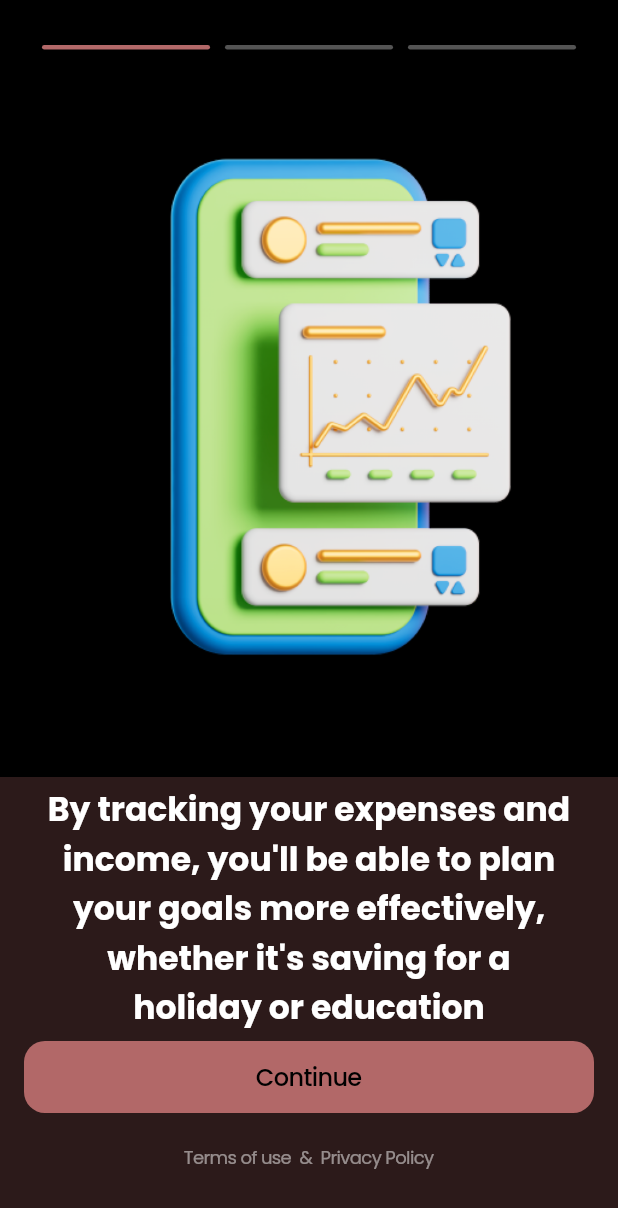
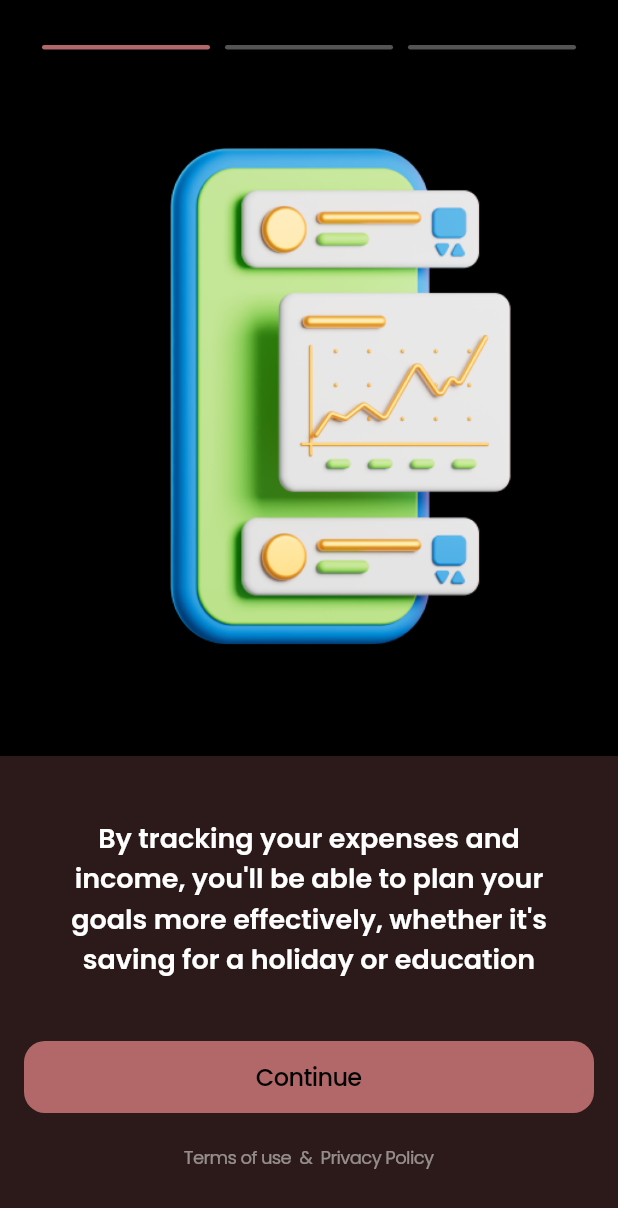
Before and after one commit to kent0505/finapp_test, a Flutter app: the screen it shows after launch, on a phone screen of 412 x 824 dp. Shown: the top 1208 px of the screen. Run offline on Flutter 3.47's test engine with Material 3 defaults, Android fonts, the phone set to English and light mode, and no system bars; our stand-ins replace cached_network_image, flutter_bloc, flutter_svg, shared_preferences, sqflite; accounts and stored records are empty.

Commit message:
ui fixes

```diff
--- a/lib/screens/onboard_screen.dart
+++ b/lib/screens/onboard_screen.dart
@@ -39,7 +39,7 @@ class _OnboardScreenState extends State<OnboardScreen> {
                 : Image.asset('assets/o$index.png'),
           ),
           Container(
-            height: 306,
+            height: 320,
             color: const Color(0xff2C1A1A),
             child: Column(
               children: [
@@ -52,8 +52,8 @@ class _OnboardScreenState extends State<OnboardScreen> {
                       textAlign: TextAlign.center,
                       style: TextStyle(
                         color: Colors.white,
-                        fontSize: 22,
-                        fontFamily: 'w700',
+                        fontSize: 18,
+                        fontFamily: 'w600',
                       ),
                     ),
                   )
@@ -67,7 +67,7 @@ class _OnboardScreenState extends State<OnboardScreen> {
                       textAlign: TextAlign.center,
                       style: const TextStyle(
                         color: Colors.white,
-                        fontSize: 22,
+                        fontSize: 18,
                         fontFamily: 'w700',
                       ),
                     ),
@@ -82,7 +82,7 @@ class _OnboardScreenState extends State<OnboardScreen> {
                       textAlign: TextAlign.center,
                       style: const TextStyle(
                         color: Colors.white,
-                        fontSize: 22,
+                        fontSize: 18,
                         fontFamily: 'w300',
                       ),
                     ),
--- a/lib/screens/tasks_screen.dart
+++ b/lib/screens/tasks_screen.dart
@@ -211,7 +211,7 @@ class _Card extends StatelessWidget {
   @override
   Widget build(BuildContext context) {
     return Container(
-      height: 256,
+      // height: 256,
       margin: const EdgeInsets.symmetric(horizontal: 14),
       decoration: BoxDecoration(
         color: const Color(0xff2C1A1A),
@@ -286,6 +286,7 @@ class _Tile extends StatelessWidget {
                 children: [
                   Text(
                     title,
+                    maxLines: 1,
                     style: const TextStyle(
                       color: Colors.white,
                       fontSize: 16,
```
Also changed, not shown: 5 other files.
